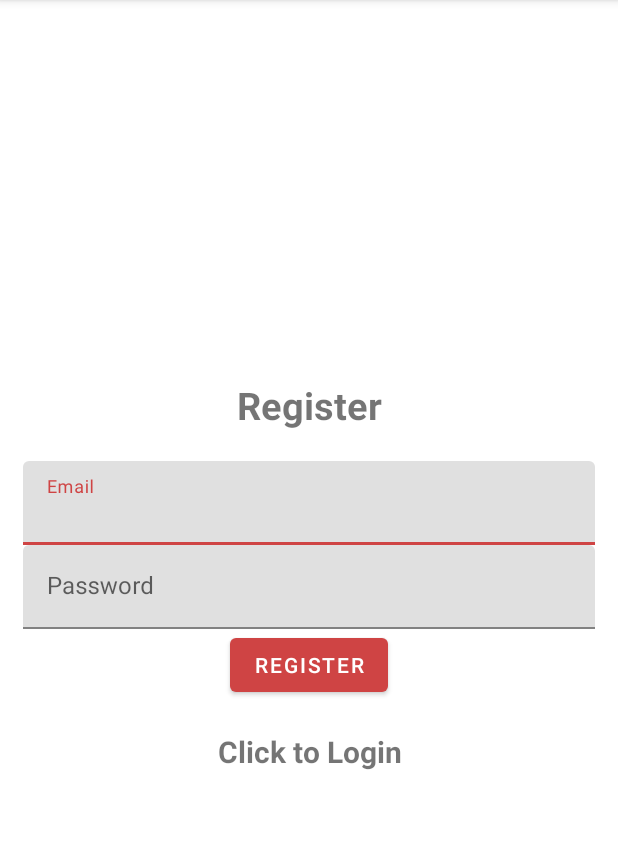
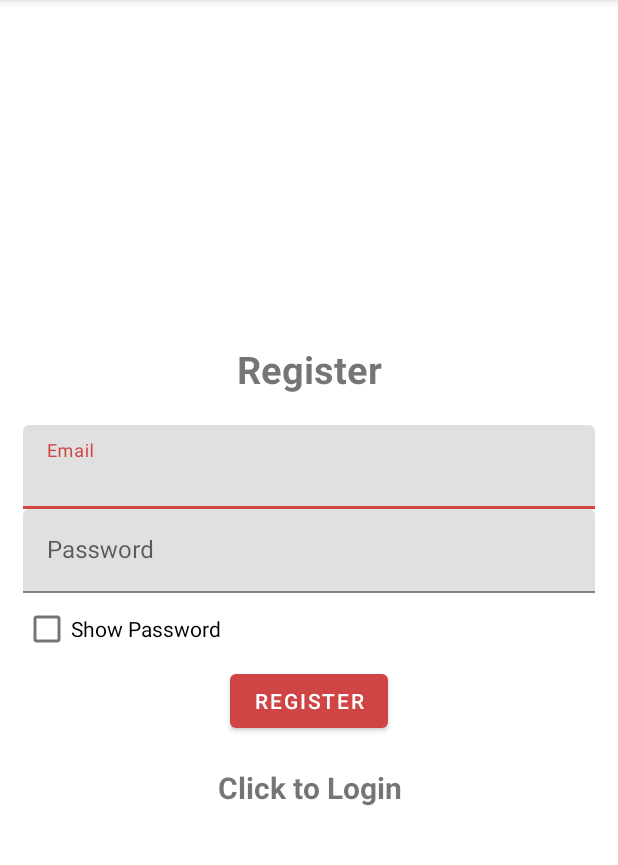
Before and after one commit to anf38/CapstoneRecipes, an Android app: the screen it shows after launch (Registration), after a tap on "Click to Register", on a phone screen of 412 x 824 dp, the part 84-949 px from its top. Run offline under Robolectric (Android 15) with nearby library versions, the light colour scheme and no system bars; our stand-ins replace Firebase (no records; nobody signed in at launch, a user with empty details on screens opened directly); 1 other tap on this screen came first.

Commit message:
hide/show passwords on login/registration

```diff
--- a/app/src/main/java/com/example/pantrypal/Login.java
+++ b/app/src/main/java/com/example/pantrypal/Login.java
@@ -6,8 +6,12 @@ import androidx.appcompat.app.AppCompatActivity;
 import android.content.Intent;
 import android.os.Bundle;
 import android.text.TextUtils;
+import android.text.method.PasswordTransformationMethod;
 import android.view.View;
 import android.widget.Button;
+import android.widget.CheckBox;
+import android.widget.Checkable;
+import android.widget.CompoundButton;
 import android.widget.ProgressBar;
 import android.widget.TextView;
 import android.widget.Toast;
@@ -25,6 +29,9 @@ public class Login extends AppCompatActivity {
     FirebaseAuth mAuth;
     ProgressBar progressBar;
     TextView textView;
+
+    CheckBox mCheckBox;
+
 
     @Override
     public void onStart() { //if the user is already logged in, then it will bring them to the main page
@@ -48,6 +55,7 @@ public class Login extends AppCompatActivity {
         buttonLogin = findViewById(R.id.LoginBtn);
         progressBar = findViewById(R.id.progressBar);
         textView = findViewById(R.id.loginNow);
+        mCheckBox = findViewById(R.id.passCheckBox);
         textView.setOnClickListener(new View.OnClickListener() {
             @Override
             public void onClick(View view) {
@@ -93,5 +101,16 @@ public class Login extends AppCompatActivity {
                         });
             }
         });
+
+        mCheckBox.setOnCheckedChangeListener(new CompoundButton.OnCheckedChangeListener() { //shows the password if checkboxed
+            @Override
+            public void onCheckedChanged(CompoundButton buttonView, boolean isChecked)  {
+                if (isChecked) {
+                    editTextPassword.setTransformationMethod(null);
+                } else {
+                    editTextPassword.setTransformationMethod(new PasswordTransformationMethod());
+                }
+            }
+        });
     }
 }
--- a/app/src/main/java/com/example/pantrypal/Registration.java
+++ b/app/src/main/java/com/example/pantrypal/Registration.java
@@ -6,8 +6,11 @@ import android.annotation.SuppressLint;
 import android.content.Intent;
 import android.os.Bundle;
 import android.text.TextUtils;
+import android.text.method.PasswordTransformationMethod;
 import android.view.View;
 import android.widget.Button;
+import android.widget.CheckBox;
+import android.widget.CompoundButton;
 import android.widget.ProgressBar;
 import android.widget.TextView;
 import android.widget.Toast;
@@ -24,7 +27,7 @@ public class Registration extends AppCompatActivity {
     FirebaseAuth mAuth;
     ProgressBar progressBar;
     TextView textView;
-
+    CheckBox mCheckBox;
     @Override
     public void onStart() { //if the user is already logged in, then it will bring them to the main page
         super.onStart();
@@ -47,6 +50,7 @@ public class Registration extends AppCompatActivity {
         buttonReg = findViewById(R.id.RegisterBtn);
         progressBar = findViewById(R.id.progressBar);
         textView = findViewById(R.id.loginNow);
+        mCheckBox = findViewById(R.id.passCheckBox);
         textView.setOnClickListener(new View.OnClickListener() {
             @Override
             public void onClick(View view) {
@@ -94,5 +98,15 @@ public class Registration extends AppCompatActivity {
                         });
             }
         });
+        mCheckBox.setOnCheckedChangeListener(new CompoundButton.OnCheckedChangeListener() { //shows the password if checkboxed
+            @Override
+            public void onCheckedChanged(CompoundButton buttonView, boolean isChecked)  {
+                if (isChecked) {
+                    editTextPassword.setTransformationMethod(null);
+                } else {
+                    editTextPassword.setTransformationMethod(new PasswordTransformationMethod());
+                }
+            }
+        });
     }
 }
--- a/app/src/main/res/layout/activity_registration.xml
+++ b/app/src/main/res/layout/activity_registration.xml
@@ -17,6 +17,7 @@
         android:gravity="center"
         android:layout_width="match_parent"
         android:layout_height="wrap_content" />
+
     <com.google.android.material.textfield.TextInputLayout
         android:layout_width="match_parent"
         android:layout_height="wrap_content" >
@@ -36,6 +37,7 @@
         <com.google.android.material.textfield.TextInputEditText
             android:id="@+id/password"
             android:hint="@string/password"
+            android:inputType="textPassword"
             android:layout_width="match_parent"
             android:layout_height="wrap_content" />
 
@@ -47,11 +49,17 @@
         android:layout_width="wrap_content"
         android:layout_height="wrap_content" />
 
+    <CheckBox
+        android:id="@+id/passCheckBox"
+        android:layout_width="match_parent"
+        android:layout_height="wrap_content"
+        android:text="@string/show_password"/>
+
     <Button
         android:id="@+id/RegisterBtn"
-        android:text="@string/Register"
         android:layout_width="wrap_content"
-        android:layout_height="wrap_content" />
+        android:layout_height="wrap_content"
+        android:text="@string/Register" />
 
     <TextView
         android:textStyle="bold"
--- a/app/src/main/res/values/strings.xml
+++ b/app/src/main/res/values/strings.xml
@@ -8,4 +8,5 @@
     <string name="Register">Register</string>
     <string name="Click_to_login">Click to Login</string>
     <string name="logout">logout</string>
+    <string name="show_password">Show Password</string>
 </resources>
```
Also changed, not shown: app/src/main/res/layout/activity_login.xml (+15 -8 lines).
